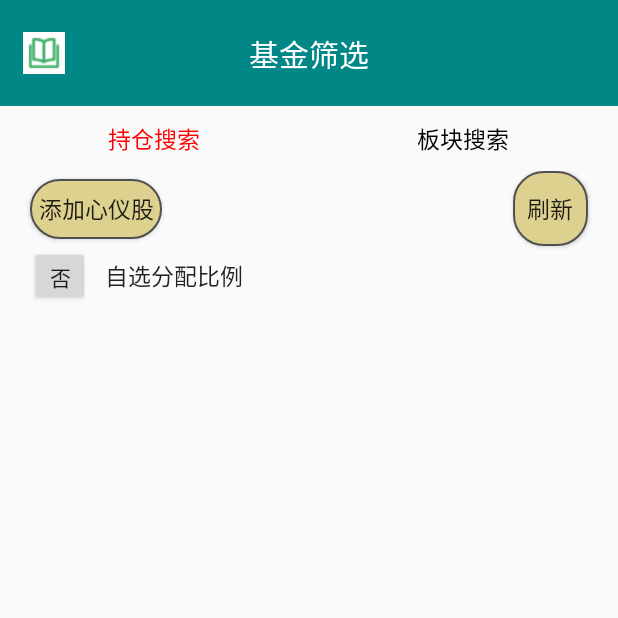
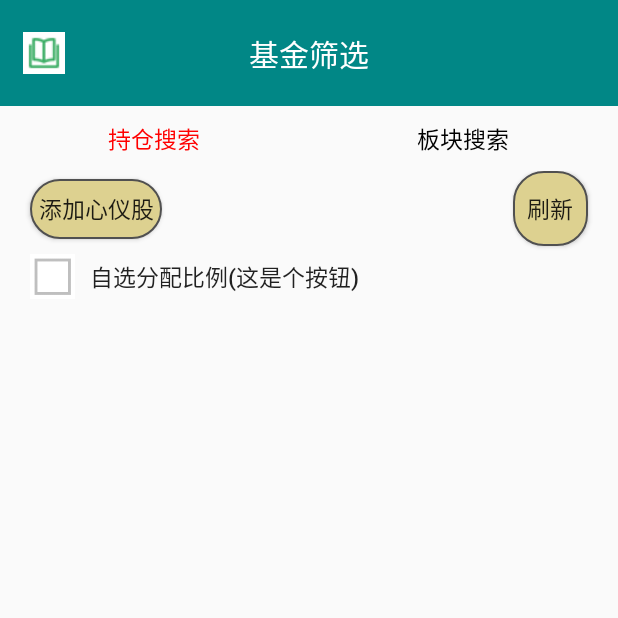
Before and after one commit to Dawn1261283562/Android-foundation, an Android app: the screen it shows after launch (MainActivity2), after a tap on "基金筛选", on a phone screen of 412 x 824 dp, the top half of it. Run offline under Robolectric (Android 15) with nearby library versions, the phone set to English and light mode, and no system bars.

Commit message:
10 29 23 00 Signed-off-by: an-dou <759055535@qq.com>

```diff
--- a/android/studying/app/src/main/java/com/example/studying/MainActivity2.java
+++ b/android/studying/app/src/main/java/com/example/studying/MainActivity2.java
@@ -150,7 +150,7 @@ public class MainActivity2 extends FragmentActivity implements View.OnClickListe
         };
         //设置ViewPager的适配器
         mViewPager.setAdapter(mAdapter);
-        mViewPager.setOffscreenPageLimit(5);
+        mViewPager.setOffscreenPageLimit(4);
         //设置ViewPager的切换监听
         mViewPager.addOnPageChangeListener(new ViewPager.OnPageChangeListener() {
             @Override
--- a/android/studying/app/src/main/java/com/example/studying/SearchFragment3_1.java
+++ b/android/studying/app/src/main/java/com/example/studying/SearchFragment3_1.java
@@ -12,6 +12,7 @@ import android.view.MotionEvent;
 import android.view.View;
 import android.view.ViewGroup;
 import android.widget.Button;
+import android.widget.ImageButton;
 import android.widget.ListView;
 import android.widget.TextView;
 import android.widget.Toast;
@@ -50,7 +51,7 @@ public class SearchFragment3_1 extends androidx.fragment.app.Fragment {
     private Button addBtn;
     private Button searchBtn;
     private Button prorateBtn;
-    private Button checkProBtn;
+    private ImageButton checkProBtn;
     private ArrayList<Stock> stockList=new ArrayList<Stock>();
     private List<FundGeneral> fundGeneralList=new ArrayList<>();
     private ArrayList<FundHeavy> fundHeavyList=new ArrayList<FundHeavy>();
@@ -229,14 +230,15 @@ public class SearchFragment3_1 extends androidx.fragment.app.Fragment {
         prorateBtn.setOnClickListener(new View.OnClickListener(){
             @Override
             public void onClick(View view) {
+                checkProBtn.setBackground(getResources().getDrawable(R.mipmap.checkbox2));
                 /*
                 这里不知道干嘛stockList是空的，null
                 */
-                if(null!=stockList){
+                /*if(null!=stockList){
                     for(int a=0;a<stockList.size();a++){
-                        Log.d("xxxxxxxxxxxxxxx", stockList.get(a).getName().toString());
+                        System.out.println(stockList.get(a).getName().toString());
                     }
-                }
+                }*/
 
 //                Stock stock=new Stock();
 //                stock.setExpectRadio(1);
@@ -246,12 +248,24 @@ public class SearchFragment3_1 extends androidx.fragment.app.Fragment {
 //                stock.setPrice("343");
 //                stock.setType("w2e");
 //                stockList.add(stock);
+
                 Intent intent=new Intent();
                 Bundle bundle=new Bundle();
                 bundle.putSerializable("stockListToProrate",stockList);
                 intent.putExtras(bundle);
                 intent.setClass(getActivity(),ProrateActivity.class);
                 startActivityForResult(intent,32);
+            }
+        });
+        checkProBtn.setOnClickListener(new View.OnClickListener() {
+            @Override
+            public void onClick(View view) {
+                if(checkProBtn.getBackground().getConstantState().equals(getResources().getDrawable(R.mipmap.checkbox1).getConstantState())){
+                    checkProBtn.setBackground(getResources().getDrawable(R.mipmap.checkbox2));
+                }
+                else{
+                    checkProBtn.setBackground(getResources().getDrawable(R.mipmap.checkbox1));
+                }
             }
         });
     }
@@ -287,13 +301,13 @@ public class SearchFragment3_1 extends androidx.fragment.app.Fragment {
     }
 
     private void initViews() {
-        addBtn =(Button)mView.findViewById(R.id.frag3_1_but1);
-        searchBtn=(Button)mView.findViewById(R.id.frag3_1_but2);
-        prorateBtn=(Button)mView.findViewById(R.id.prorate_but);
-        prorateBtn=(Button)mView.findViewById(R.id.prorate_but);
-        checkProBtn=(Button)mView.findViewById(R.id.check_prorate);
-        listView = (ListView) mView.findViewById(R.id.list_search3_1);
-        flowLayout = (FlowLayout) mView.findViewById(R.id.flowlayout3_1);
+        addBtn =mView.findViewById(R.id.frag3_1_but1);
+        searchBtn=mView.findViewById(R.id.frag3_1_but2);
+        prorateBtn=mView.findViewById(R.id.prorate_but);
+        prorateBtn=mView.findViewById(R.id.prorate_but);
+        checkProBtn=mView.findViewById(R.id.check_prorate);
+        listView =  mView.findViewById(R.id.list_search3_1);
+        flowLayout = mView.findViewById(R.id.flowlayout3_1);
         layoutInflater = LayoutInflater.from(getContext());
     }
 
@@ -317,7 +331,9 @@ public class SearchFragment3_1 extends androidx.fragment.app.Fragment {
                     stockList=(ArrayList<Stock>) bundle.getSerializable("stockListProrated");
 
                     stockList =stockListDuplicatesRemove(stockList);
-
+                    for(int a=0;a<stockList.size();a++){
+                        System.out.println(String.valueOf(stockList.get(a).getExpectRadio()));
+                    }
                     //获取用户选择的股票
                     stockSlected();
                 }
--- a/android/studying/app/src/main/res/layout/search_fragment3_1.xml
+++ b/android/studying/app/src/main/res/layout/search_fragment3_1.xml
@@ -27,13 +27,15 @@
         android:textSize="15dp"
         android:text="刷新"/>
 
-    <Button
+    <ImageButton
         android:id="@+id/check_prorate"
-        android:layout_width="40dp"
-        android:layout_height="40dp"
+        android:layout_width="30dp"
+        android:layout_height="30dp"
+        android:layout_marginStart="20dp"
+        android:layout_marginTop="5dp"
         app:layout_constraintTop_toBottomOf="@id/frag3_1_but2"
-        app:layout_constraintLeft_toLeftOf="@id/frag3_1_but1"
-        android:text="否"/>
+        app:layout_constraintLeft_toLeftOf="parent"
+        android:background="@mipmap/checkbox1"/>
 
     <Button
         android:id="@+id/prorate_but"
@@ -46,13 +48,12 @@
         android:background="@color/transparent"
         android:paddingRight="50dp"
         android:textSize="15dp"
-        android:text="自选分配比例"/>
+        android:text="自选分配比例(这是个按钮)"/>
 
     <com.example.studying.FlowLayout
         android:id="@+id/flowlayout3_1"
         android:layout_width="wrap_content"
         android:layout_height="wrap_content"
-        android:paddingTop="10dp"
         android:paddingBottom="10dp"
         android:paddingLeft="20dp"
         android:paddingRight="20dp"
```
Also changed, not shown: android/studying/app/src/main/java/com/example/studying/ProrateActivity.java (+3 -5 lines), android/studying/app/src/main/java/com/example/studying/StockAdapter1.java (+42 -5 lines), android/studying/app/src/main/res/mipmap-xhdpi/checkbox1.png (added), android/studying/app/src/main/res/mipmap-xhdpi/checkbox2.png (added).
